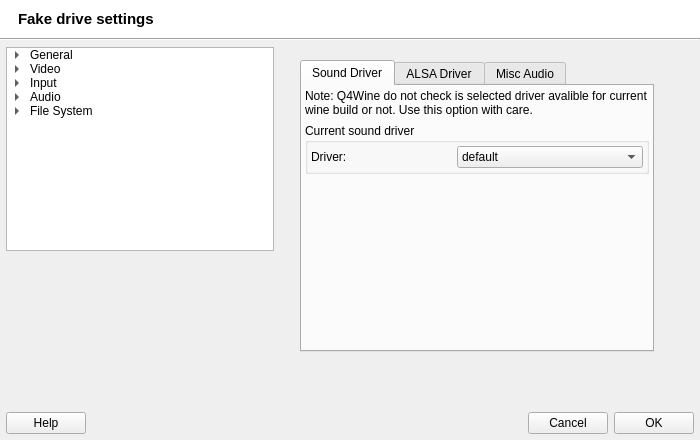
Before: the Qt Designer form src/q4wine-gui/uis/FakeDriveSettings.ui in brezerk/q4wine, drawn with Qt 5.
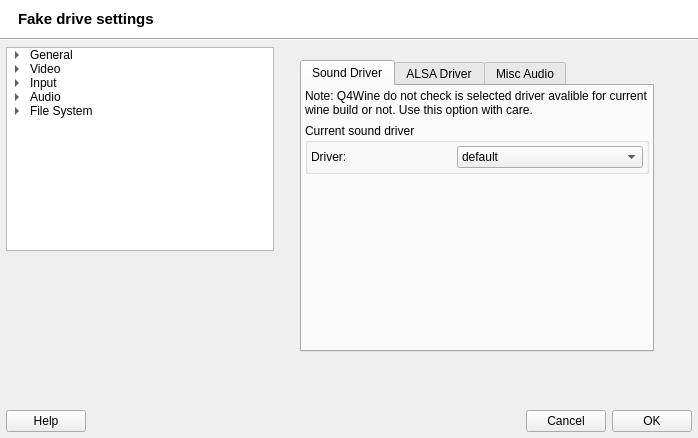
After: the same form once the commit is applied.

Commit message: Fixed: added pulse driver info for wine;

```diff
--- a/src/q4wine-gui/uis/FakeDriveSettings.ui
+++ b/src/q4wine-gui/uis/FakeDriveSettings.ui
@@ -6,8 +6,8 @@
    <rect>
     <x>0</x>
     <y>0</y>
-    <width>700</width>
-    <height>440</height>
+    <width>698</width>
+    <height>438</height>
    </rect>
   </property>
   <property name="windowTitle">
```
Left out of the diff: 5 changed lines with no effect on the pictures.
